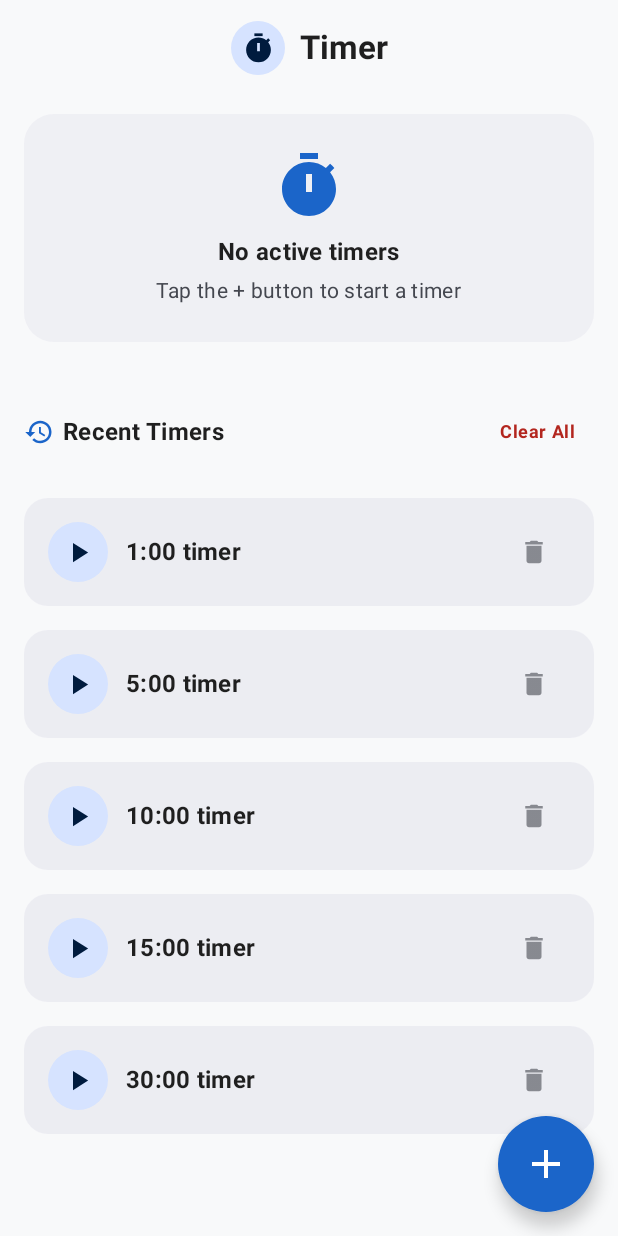
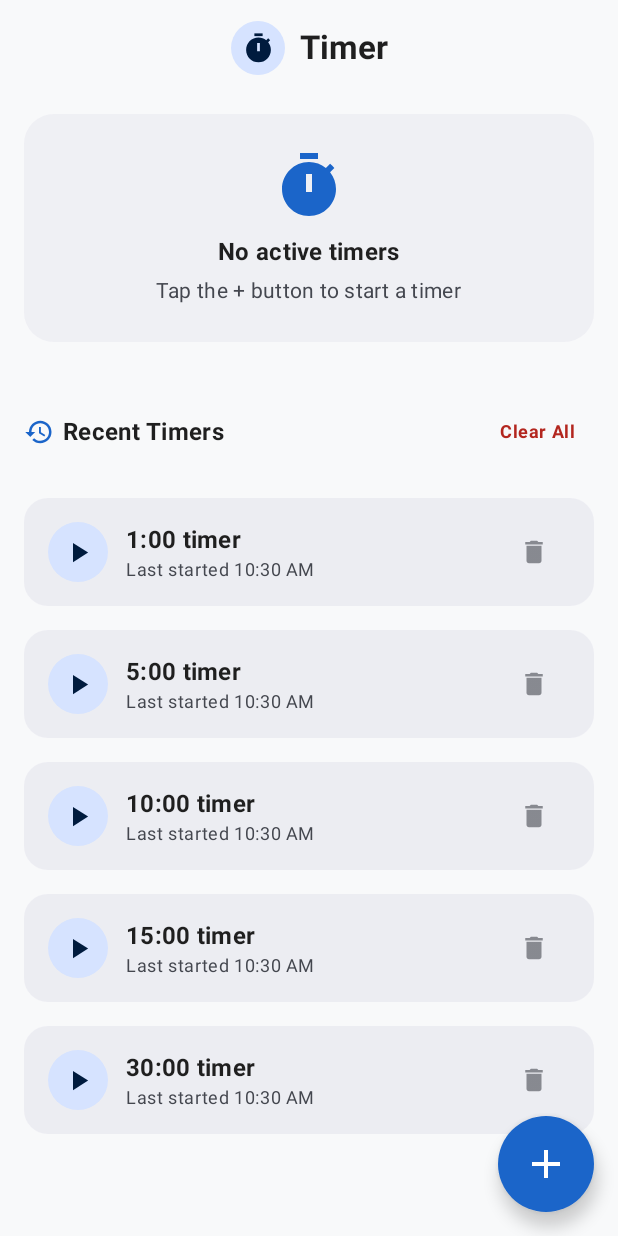
Before and after one commit to jkb016/timer-android, an Android app built with Jetpack Compose: the screen it shows after launch (MainActivity), on a phone screen of 412 x 824 dp. Run offline under Robolectric (Android 15) with nearby library versions, the phone set to English and light mode, and no system bars; 2 statements that could not run were skipped.

Commit message:
show last start time when it is recent

```diff
--- a/app/src/main/java/com/jkb016/timer/ui/TimerScreen.kt
+++ b/app/src/main/java/com/jkb016/timer/ui/TimerScreen.kt
@@ -388,6 +388,13 @@ fun HistoryListItemCard(
                             color = MaterialTheme.colorScheme.onSurface
                         )
                     )
+                    if (System.currentTimeMillis() - item.timestamp < 12 * 60 * 60 * 1000L) {
+                        Text(
+                            text = "Last started ${formatClockTime(item.timestamp, withSeconds = false)}",
+                            style = MaterialTheme.typography.bodySmall,
+                            color = MaterialTheme.colorScheme.onSurfaceVariant
+                        )
+                    }
                     if (item.label.isNotEmpty() && item.label != "${item.totalSeconds / 60} min") {
                         Text(
                             text = item.label,
@@ -677,8 +684,8 @@ fun rememberCurrentTimeMillis(): Long {
 }
 
 @Composable
-fun formatClockTime(millis: Long): String =
-    TimerViewModel.formatClockTime(LocalContext.current, millis)
+fun formatClockTime(millis: Long, withSeconds: Boolean = true): String =
+    TimerViewModel.formatClockTime(LocalContext.current, millis, withSeconds)
 
 @Composable
 fun KeypadBottomSheetContent(
```
